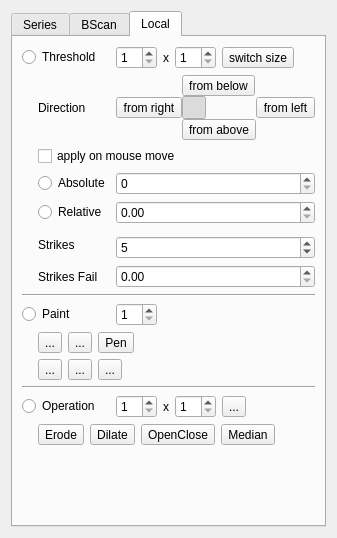
Before: the Qt Designer form ui/marker_segmentation.ui in neurodial/OCT-Marker, drawn with Qt 5.
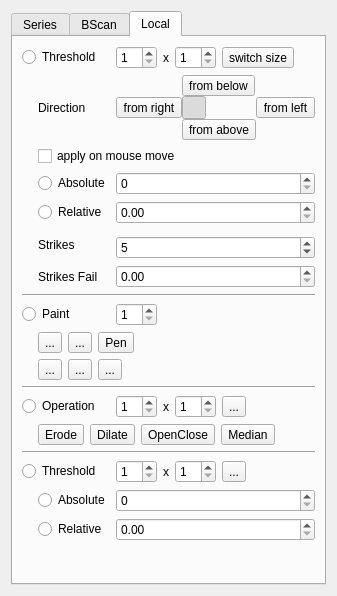
After: the same form once the commit is applied. The open tabs and pages were chosen to show the change. Icons and pictures are not drawn.

Diff of the .ui file:
```diff
--- a/ui/marker_segmentation.ui
+++ b/ui/marker_segmentation.ui
@@ -7,7 +7,7 @@
     <x>0</x>
     <y>0</y>
     <width>309</width>
-    <height>538</height>
+    <height>596</height>
    </rect>
   </property>
   <property name="windowTitle">
@@ -17,7 +17,7 @@
    <item>
     <widget class="QTabWidget" name="tabWidget">
      <property name="currentIndex">
-      <number>1</number>
+      <number>2</number>
      </property>
      <widget class="QWidget" name="seriesTab">
       <attribute name="title">
@@ -475,14 +475,7 @@
          </item>
         </layout>
        </item>
-       <item row="6" column="1">
-        <widget class="QRadioButton" name="radioLocalThresholdRelative">
-         <property name="text">
-          <string>Relative</string>
-         </property>
-        </widget>
-       </item>
-       <item row="21" column="1">
+       <item row="24" column="1">
         <spacer name="verticalSpacer_3">
          <property name="orientation">
           <enum>Qt::Vertical</enum>
@@ -495,6 +488,13 @@
          </property>
         </spacer>
        </item>
+       <item row="6" column="1">
+        <widget class="QRadioButton" name="radioLocalThresholdDirRelative">
+         <property name="text">
+          <string>Relative</string>
+         </property>
+        </widget>
+       </item>
        <item row="2" column="2">
         <layout class="QGridLayout" name="gridLayout_6">
          <property name="margin">
@@ -504,7 +504,7 @@
           <number>0</number>
          </property>
          <item row="0" column="2">
-          <widget class="QToolButton" name="buttonLocalThresholdUp">
+          <widget class="QToolButton" name="buttonLocalThresholdDirUp">
            <property name="text">
             <string>from below</string>
            </property>
@@ -518,7 +518,7 @@
           </widget>
          </item>
          <item row="1" column="3">
-          <widget class="QToolButton" name="buttonLocalThresholdRight">
+          <widget class="QToolButton" name="buttonLocalThresholdDirRight">
            <property name="text">
             <string>from left</string>
            </property>
@@ -532,7 +532,7 @@
           </widget>
          </item>
          <item row="1" column="1">
-          <widget class="QToolButton" name="buttonLocalThresholdLeft">
+          <widget class="QToolButton" name="buttonLocalThresholdDirLeft">
            <property name="text">
             <string>from right</string>
            </property>
@@ -546,7 +546,7 @@
           </widget>
          </item>
          <item row="2" column="2">
-          <widget class="QToolButton" name="buttonLocalThresholdDown">
+          <widget class="QToolButton" name="buttonLocalThresholdDirDown">
            <property name="text">
             <string>from above</string>
            </property>
@@ -586,7 +586,7 @@
           </spacer>
          </item>
          <item row="1" column="2">
-          <widget class="QToolButton" name="autoSwitchSizeLocalThresholdButton">
+          <widget class="QToolButton" name="autoSwitchSizeLocalThresholdDirButton">
            <property name="text">
             <string/>
            </property>
@@ -605,7 +605,7 @@
         </layout>
        </item>
        <item row="6" column="2">
-        <widget class="QDoubleSpinBox" name="localThresholdRelativeSpinBox">
+        <widget class="QDoubleSpinBox" name="localThresholdDirRelativeSpinBox">
          <property name="maximum">
           <double>1.000000000000000</double>
          </property>
@@ -622,7 +622,7 @@
         </widget>
        </item>
        <item row="9" column="2">
-        <widget class="QSpinBox" name="localThresholdStrikes">
+        <widget class="QSpinBox" name="localThresholdDirStrikes">
          <property name="minimum">
           <number>1</number>
          </property>
@@ -635,7 +635,7 @@
         </widget>
        </item>
        <item row="1" column="0" colspan="2">
-        <widget class="QRadioButton" name="radioLocalThreshold">
+        <widget class="QRadioButton" name="radioLocalThresholdDir">
          <property name="text">
           <string>Threshold</string>
          </property>
@@ -735,6 +735,22 @@
          </layout>
         </widget>
        </item>
+       <item row="2" column="0">
+        <spacer name="horizontalSpacer_4">
+         <property name="orientation">
+          <enum>Qt::Horizontal</enum>
+         </property>
+         <property name="sizeType">
+          <enum>QSizePolicy::Fixed</enum>
+         </property>
+         <property name="sizeHint" stdset="0">
+          <size>
+           <width>10</width>
+           <height>10</height>
+          </size>
+         </property>
+        </spacer>
+       </item>
        <item row="18" column="1" rowspan="2" colspan="2">
         <widget class="QWidget" name="widget" native="true">
          <layout class="QHBoxLayout" name="horizontalLayout">
@@ -816,24 +832,8 @@
          </layout>
         </widget>
        </item>
-       <item row="2" column="0">
-        <spacer name="horizontalSpacer_4">
-         <property name="orientation">
-          <enum>Qt::Horizontal</enum>
-         </property>
-         <property name="sizeType">
-          <enum>QSizePolicy::Fixed</enum>
-         </property>
-         <property name="sizeHint" stdset="0">
-          <size>
-           <width>10</width>
-           <height>10</height>
-          </size>
-         </property>
-        </spacer>
-       </item>
        <item row="4" column="1">
-        <widget class="QRadioButton" name="radioLocalThresholdAbsolut">
+        <widget class="QRadioButton" name="radioLocalThresholdDirAbsolut">
          <property name="text">
           <string>Absolute</string>
          </property>
@@ -847,7 +847,7 @@
         </widget>
        </item>
        <item row="4" column="2">
-        <widget class="QSpinBox" name="localThresholdAboluteSpinbox">
+        <widget class="QSpinBox" name="localThresholdDirAboluteSpinbox">
          <property name="maximum">
           <number>255</number>
          </property>
@@ -870,7 +870,7 @@
        <item row="1" column="2">
         <layout class="QHBoxLayout" name="horizontalLayout_3">
          <item>
-          <widget class="QSpinBox" name="localSizeThresholdWidthSpinBox">
+          <widget class="QSpinBox" name="localSizeThresholdDirWidthSpinBox">
            <property name="minimum">
             <number>1</number>
            </property>
@@ -884,14 +884,14 @@
           </widget>
          </item>
          <item>
-          <widget class="QSpinBox" name="localSizeThresholdHeightSpinBox">
+          <widget class="QSpinBox" name="localSizeThresholdDirHeightSpinBox">
            <property name="minimum">
             <number>1</number>
            </property>
           </widget>
          </item>
          <item>
-          <widget class="QToolButton" name="switchSizeLocalThresholdButton">
+          <widget class="QToolButton" name="switchSizeLocalThresholdDirButton">
            <property name="text">
             <string>switch size</string>
            </property>
@@ -962,7 +962,104 @@
         </widget>
        </item>
        <item row="11" column="2">
-        <widget class="QDoubleSpinBox" name="localThresholdStrikesFailFactor">
+        <widget class="QDoubleSpinBox" name="localThresholdDirStrikesFailFactor">
+         <property name="maximum">
+          <double>1.000000000000000</double>
+         </property>
+         <property name="singleStep">
+          <double>0.050000000000000</double>
+         </property>
+        </widget>
+       </item>
+       <item row="20" column="0" colspan="3">
+        <widget class="Line" name="line_3">
+         <property name="orientation">
+          <enum>Qt::Horizontal</enum>
+         </property>
+        </widget>
+       </item>
+       <item row="21" column="0" colspan="2">
+        <widget class="QRadioButton" name="radioLocalThreshold">
+         <property name="text">
+          <string>Threshold</string>
+         </property>
+        </widget>
+       </item>
+       <item row="21" column="2">
+        <layout class="QHBoxLayout" name="horizontalLayout_5">
+         <item>
+          <widget class="QSpinBox" name="localSizeThresholdWidthSpinBox">
+           <property name="minimum">
+            <number>1</number>
+           </property>
+          </widget>
+         </item>
+         <item>
+          <widget class="QLabel" name="label_11">
+           <property name="text">
+            <string>x</string>
+           </property>
+          </widget>
+         </item>
+         <item>
+          <widget class="QSpinBox" name="localSizeThresholdHeightSpinBox">
+           <property name="minimum">
+            <number>1</number>
+           </property>
+          </widget>
+         </item>
+         <item>
+          <widget class="QToolButton" name="switchSizeLocalThresholdButton">
+           <property name="text">
+            <string>...</string>
+           </property>
+           <property name="icon">
+            <iconset resource="../application.qrc">
+             <normaloff>:/icons/arrow_switch.png</normaloff>:/icons/arrow_switch.png</iconset>
+           </property>
+          </widget>
+         </item>
+         <item>
+          <spacer name="horizontalSpacer_10">
+           <property name="orientation">
+            <enum>Qt::Horizontal</enum>
+           </property>
+           <property name="sizeHint" stdset="0">
+            <size>
+             <width>40</width>
+             <height>20</height>
+            </size>
+           </property>
+          </spacer>
+         </item>
+        </layout>
+       </item>
+       <item row="22" column="1">
+        <widget class="QRadioButton" name="radioLocalThresholdAbsolut">
+         <property name="text">
+          <string>Absolute</string>
+         </property>
+        </widget>
+       </item>
+       <item row="23" column="1">
+        <widget class="QRadioButton" name="radioLocalThresholdRelative">
+         <property name="text">
+          <string>Relative</string>
+         </property>
+        </widget>
+       </item>
+       <item row="22" column="2">
+        <widget class="QSpinBox" name="localThresholdAboluteSpinbox">
+         <property name="maximum">
+          <number>255</number>
+         </property>
+         <property name="singleStep">
+          <number>5</number>
+         </property>
+        </widget>
+       </item>
+       <item row="23" column="2">
+        <widget class="QDoubleSpinBox" name="localThresholdRelativeSpinBox">
          <property name="maximum">
           <double>1.000000000000000</double>
          </property>
```
Left out of the diff: 20 changed lines with no effect on the pictures.
